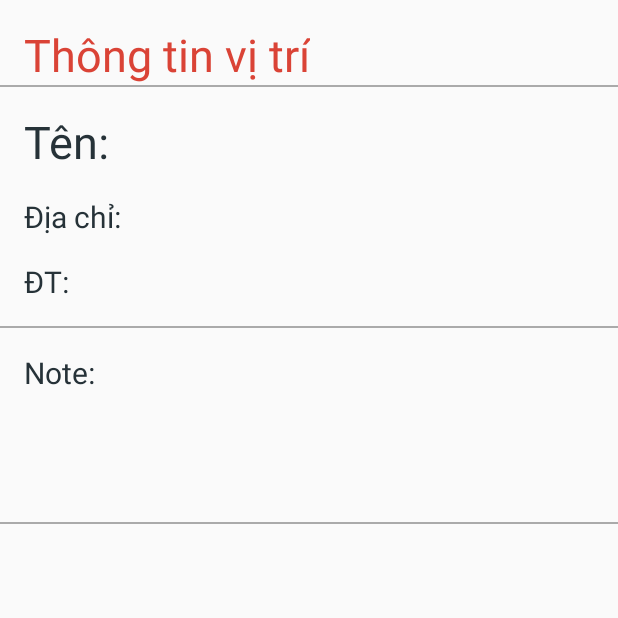
After one commit to trandinhlam/AndroidProjectGroup32, an Android app: the ThongTinViTri screen opened directly, with no data from a screen before it, on a phone screen of 412 x 824 dp, the top half of it. The commit adds this screen. Run offline under Robolectric (Android 15) with nearby library versions, the phone set to English and light mode, and no system bars; 1 statement that could not run was skipped.

Commit message:
Cập nhật: Đã thêm chức năng xem chi tiết 1 Item trong danh bạ. Mới chỉ xem thôi.!!! Giao diện xem khá ổn, chưa được bắt mắt lắm. Chưa có nút chỉnh sửa

```diff
--- a/LoactionSaver/app/src/main/AndroidManifest.xml
+++ b/LoactionSaver/app/src/main/AndroidManifest.xml
@@ -47,6 +47,16 @@
                 <category android:name="android.intent.category.LAUNCHER" />
             </intent-filter>
         </activity>
+        <activity
+            android:name=".ThongTinViTri"
+            android:label="@string/app_name"
+            android:theme="@style/AppTheme.NoActionBar">
+            <intent-filter>
+                <action android:name="android.intent.action.MAIN" />
+
+                <category android:name="android.intent.category.LAUNCHER" />
+            </intent-filter>
+        </activity>
     </application>
 
 
--- /dev/null
+++ b/LoactionSaver/app/src/main/java/com/example/thekiet/loactionsaver/ThongTinViTri.java
@@ -0,0 +1,50 @@
+package com.example.thekiet.loactionsaver;
+
+import android.app.Activity;
+import android.content.Intent;
+import android.os.Bundle;
+import android.widget.ImageView;
+import android.widget.TextView;
+import android.widget.Toast;
+
+/**
+ * Created by TDLAM123 on 4/22/2017.
+ */
+
+public class ThongTinViTri extends Activity {
+
+    TextView txtTen,txtDiachi,txtDT, txtnote;
+    ImageView hinh;
+
+    @Override
+    protected void onCreate(Bundle savedInstanceState) {
+        super.onCreate(savedInstanceState);
+        setContentView(R.layout.itemdanhba_chitiet_layout);
+
+        txtTen=(TextView) findViewById(R.id.TenDiaDiem);
+        txtDiachi= (TextView) findViewById(R.id.DiaChi);
+        txtDT= (TextView) findViewById(R.id.SDT);
+        txtnote =(TextView) findViewById(R.id.Note);
+
+        hinh= (ImageView) findViewById(R.id.hinhanhchitiet);
+
+
+
+        Intent intentExtras=getIntent();
+        Bundle mybundle=intentExtras.getExtras();
+        if(!mybundle.isEmpty()){
+                txtTen.setText(mybundle.getString("Ten"));
+                txtDiachi.setText("Địa chỉ: "+mybundle.getString("DiaChi"));
+                txtDT.setText("ĐT: "+mybundle.getString("SDT"));
+                txtnote.setText("Note: \n\t"+mybundle.getString("Note"));
+                hinh.setImageResource(mybundle.getInt("HinhAnh"));
+        }
+        else {
+            Toast.makeText(getApplicationContext(), "Lỗi truyền dữ liệu", Toast.LENGTH_SHORT).show();
+        }
+
+
+
+
+    }
+}
--- a/LoactionSaver/app/src/main/java/fragment/MyArrayAdapter.java
+++ b/LoactionSaver/app/src/main/java/fragment/MyArrayAdapter.java
@@ -2,6 +2,7 @@ package fragment;
 
 import android.app.Activity;
 import android.content.Context;
+import android.content.Intent;
 import android.support.annotation.NonNull;
 import android.view.LayoutInflater;
 import android.view.View;
@@ -48,7 +49,6 @@ public class MyArrayAdapter extends ArrayAdapter<ItemDanhBa>{
             imgItem.setImageResource(R.drawable.icon_menu);
             txtTenItem.setText(itemchon.getTen());
 
-
         }
 
 
--- a/LoactionSaver/app/src/main/java/fragment/fragment_danhba.java
+++ b/LoactionSaver/app/src/main/java/fragment/fragment_danhba.java
@@ -1,6 +1,7 @@
 package fragment;
 
 
+import android.content.Intent;
 import android.os.Bundle;
 import android.support.annotation.Nullable;
 import android.support.v4.app.Fragment;
@@ -8,12 +9,11 @@ import android.view.LayoutInflater;
 import android.view.View;
 import android.view.ViewGroup;
 import android.widget.AdapterView;
-import android.widget.ArrayAdapter;
 import android.widget.ListView;
 import android.widget.TextView;
-import android.widget.Toast;
 
 import com.example.thekiet.loactionsaver.R;
+import com.example.thekiet.loactionsaver.ThongTinViTri;
 
 import java.util.ArrayList;
 
@@ -31,7 +31,7 @@ public class fragment_danhba extends Fragment {
 
         // tạo dữ liệu cho listdulieu;
 
-        ItemDanhBa item1=new ItemDanhBa("Kiệt","Địa chỉ 1"," 0153245874","Note 1",R.drawable.icon_menu);
+        ItemDanhBa item1=new ItemDanhBa("Kiệt","P. 12, Quận 5, Thành phố Hồ Chí Minh"," 0153245874","Note 1",R.drawable.icon_menu);
         listdulieu.add(item1);
         ItemDanhBa item2=new ItemDanhBa("Lâm","Địa chỉ 2"," 01683522356","Note 2",R.drawable.icon_menu);
         listdulieu.add(item2);
@@ -54,10 +54,20 @@ public class fragment_danhba extends Fragment {
             public void onItemClick(AdapterView<?> parent, View view, int position, long id) {
                 ItemDanhBa duocchon=listdulieu.get(position);
 
-                Toast.makeText(getContext(), duocchon.getTen()+"\n"
-                                            +duocchon.getSDT()+"\n"
-                                            +duocchon.getDiaChi()
-                                , Toast.LENGTH_SHORT).show();
+                // hien thi chi tiet mot item
+
+                Intent intent=new Intent(getActivity() ,ThongTinViTri.class);
+                Bundle mybundle=new Bundle();
+                mybundle.putString("Ten",duocchon.getTen());
+                mybundle.putString("DiaChi",duocchon.getDiaChi());
+                mybundle.putString("SDT",duocchon.getSDT());
+                mybundle.putString("Note",duocchon.getNote());
+                mybundle.putInt("HinhAnh",duocchon.getHinhAnh());
+
+                intent.putExtras(mybundle);
+                getActivity().startActivity(intent);
+
+
             }
         });
 
--- a/LoactionSaver/app/src/main/res/layout/fragment_danhba.xml
+++ b/LoactionSaver/app/src/main/res/layout/fragment_danhba.xml
@@ -3,6 +3,7 @@
     android:orientation="vertical"
     android:layout_width="match_parent"
     android:layout_height="match_parent">
+
     <TextView
         android:id="@+id/tvdanhba"
         android:layout_width="match_parent"
--- /dev/null
+++ b/LoactionSaver/app/src/main/res/layout/itemdanhba_chitiet_layout.xml
@@ -0,0 +1,83 @@
+<?xml version="1.0" encoding="utf-8"?>
+<LinearLayout xmlns:android="http://schemas.android.com/apk/res/android"
+    android:orientation="vertical"
+    android:layout_width="match_parent"
+    android:layout_height="match_parent">
+
+
+
+    <TextView
+        android:id="@+id/TieuDe"
+        android:layout_width="wrap_content"
+        android:layout_height="wrap_content"
+        android:text="Thông tin vị trí"
+        android:paddingLeft="@dimen/fab_margin"
+        android:paddingTop="@dimen/fab_margin"
+        android:textColor="#DA4336"
+        android:textSize="@dimen/titleTextSize"
+        />
+    <View
+        android:layout_width="match_parent"
+        android:layout_height="1dp"
+        android:background="@android:color/darker_gray"/>
+    <TextView
+        android:id="@+id/TenDiaDiem"
+        android:layout_width="match_parent"
+        android:layout_height="wrap_content"
+        android:text="Tên:"
+        android:paddingLeft="@dimen/fab_margin"
+        android:paddingTop="@dimen/fab_margin"
+        android:textSize="@dimen/Itemtextsize"
+        android:textColor="@color/textcolor1"
+        />
+
+    <TextView
+        android:id="@+id/DiaChi"
+        android:layout_width="wrap_content"
+        android:layout_height="wrap_content"
+        android:text="Địa chỉ:"
+        android:textColor="@color/textcolor1"
+        android:paddingLeft="@dimen/fab_margin"
+        android:paddingTop="@dimen/fab_margin"
+        android:textSize="@dimen/Itemtextsize2"/>
+    <TextView
+        android:id="@+id/SDT"
+        android:layout_width="wrap_content"
+        android:layout_height="wrap_content"
+        android:text="ĐT:"
+        android:textColor="@color/textcolor1"
+        android:paddingLeft="@dimen/fab_margin"
+        android:paddingTop="@dimen/fab_margin"
+        android:paddingBottom="@dimen/fab_margin"
+        android:textSize="@dimen/Itemtextsize2"/>
+
+    <View
+        android:layout_width="match_parent"
+        android:layout_height="1dp"
+        android:background="@android:color/darker_gray"/>
+    <TextView
+        android:id="@+id/Note"
+        android:layout_width="wrap_content"
+        android:layout_height="wrap_content"
+        android:text="Note: \n\n\n"
+        android:textColor="@color/textcolor1"
+        android:paddingLeft="@dimen/fab_margin"
+        android:paddingBottom="@dimen/fab_margin"
+        android:paddingTop="@dimen/fab_margin"
+        android:textSize="@dimen/Itemtextsize2"/>
+
+
+    <View
+        android:layout_width="match_parent"
+        android:layout_height="1dp"
+        android:background="@android:color/darker_gray"/>
+
+    <ImageView
+        android:id="@+id/hinhanhchitiet"
+        android:layout_width="match_parent"
+        android:layout_height="wrap_content"
+        android:paddingTop="@dimen/fab_margin"
+        />
+
+
+</LinearLayout>
--- a/LoactionSaver/app/src/main/res/values/colors.xml
+++ b/LoactionSaver/app/src/main/res/values/colors.xml
@@ -3,4 +3,5 @@
     <color name="colorPrimary">#3F51B5</color>
     <color name="colorPrimaryDark">#303F9F</color>
     <color name="colorAccent">#FF4081</color>
+    <color name="textcolor1">#263238</color>
 </resources>
--- a/LoactionSaver/app/src/main/res/values/dimens.xml
+++ b/LoactionSaver/app/src/main/res/values/dimens.xml
@@ -6,4 +6,6 @@
     <dimen name="appbar_padding_top">8dp</dimen>
     <dimen name="itemimage_width">70dp</dimen>
     <dimen name="Itemtextsize">30dp</dimen>
+    <dimen name="Itemtextsize2">20dp</dimen>
+    <dimen name="titleTextSize">30dp</dimen>
 </resources>
```
